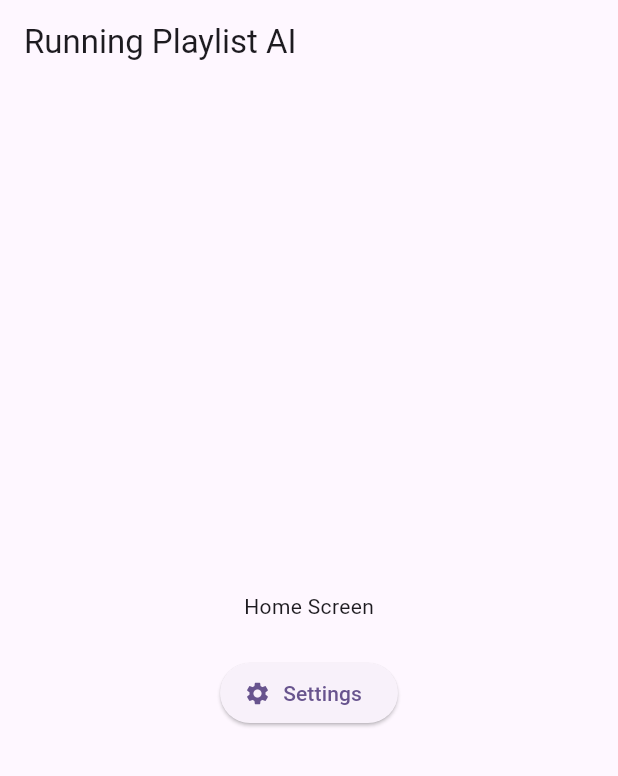
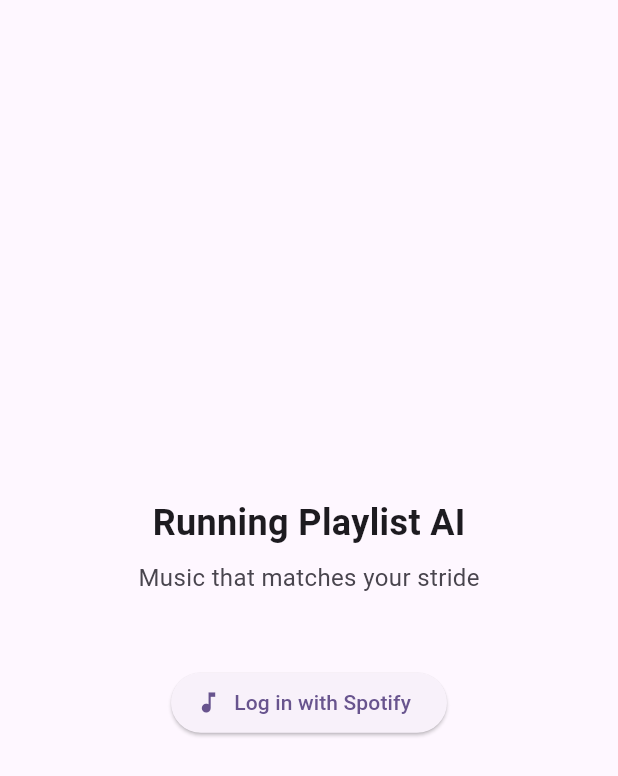
Before and after one commit to Looney-tic/running-playlist-ai, a Flutter app: the screen it shows after launch, on a phone screen of 412 x 824 dp. Shown: the top 776 px of the screen. Run offline on Flutter 3.47's test engine with Material 3 defaults, Android fonts, the phone set to English and light mode, and no system bars; our stand-ins replace flutter_dotenv, flutter_riverpod, go_router, supabase_flutter; accounts and stored records are empty.

Commit message:
feat(02-01): wire auth-guarded router, login screen, and logout
- Add AuthNotifier (ChangeNotifier) listening to Supabase auth state changes
- Add GoRouter redirect: unauthenticated -> /login, authenticated away from /login
- Create LoginScreen with "Log in with Spotify" button calling signInWithSpotify()
- Convert HomeScreen to ConsumerWidget with logout button calling signOut()
- Zero manual navigation -- all routing driven reactively by auth state

Co-Authored-By: Claude Opus 4.5 <noreply@anthropic.com>

```diff
--- a/lib/app/router.dart
+++ b/lib/app/router.dart
@@ -1,15 +1,79 @@
+import 'dart:async';
+
+import 'package:flutter/material.dart';
 import 'package:flutter_riverpod/flutter_riverpod.dart';
 import 'package:go_router/go_router.dart';
+import 'package:running_playlist_ai/features/auth/presentation/login_screen.dart';
 import 'package:running_playlist_ai/features/home/presentation/home_screen.dart';
 import 'package:running_playlist_ai/features/settings/presentation/settings_screen.dart';
+import 'package:supabase_flutter/supabase_flutter.dart';
 
+/// A `ChangeNotifier` that listens to Supabase auth state changes
+/// and notifies GoRouter to re-evaluate its redirect logic.
+///
+/// Used as GoRouter's `refreshListenable` so that route guards react
+/// automatically to login/logout events without manual navigation.
+class AuthNotifier extends ChangeNotifier {
+  AuthNotifier() {
+    _subscription =
+        Supabase.instance.client.auth.onAuthStateChange.listen((_) {
+      notifyListeners();
+    });
+  }
+
+  late final StreamSubscription<AuthState> _subscription;
+
+  /// Whether the user currently has an active Supabase session.
+  bool get isAuthenticated =>
+      Supabase.instance.client.auth.currentSession != null;
+
+  @override
+  void dispose() {
+    _subscription.cancel();
+    super.dispose();
+  }
+}
+
+/// Provides the [AuthNotifier] singleton for GoRouter refresh.
+///
+/// Disposes the notifier when the provider is disposed.
+final authNotifierProvider = Provider<AuthNotifier>((ref) {
+  final notifier = AuthNotifier();
+  ref.onDispose(notifier.dispose);
+  return notifier;
+});
+
+/// Application router with auth-guarded routes.
+///
+/// Uses [AuthNotifier] as `refreshListenable` so the router
+/// re-evaluates redirects on every auth state change.
 final routerProvider = Provider<GoRouter>((ref) {
+  final authNotifier = ref.watch(authNotifierProvider);
+
   return GoRouter(
     initialLocation: '/',
+    refreshListenable: authNotifier,
+    redirect: (context, state) {
+      final isAuthenticated = authNotifier.isAuthenticated;
+      final isLoginRoute = state.matchedLocation == '/login';
+
+      // Not authenticated and not on login page -> go to login
+      if (!isAuthenticated && !isLoginRoute) return '/login';
+
+      // Authenticated and on login page -> go to home
+      if (isAuthenticated && isLoginRoute) return '/';
+
+      // No redirect needed
+      return null;
+    },
     routes: [
       GoRoute(
         path: '/',
         builder: (context, state) => const HomeScreen(),
+      ),
+      GoRoute(
+        path: '/login',
+        builder: (context, state) => const LoginScreen(),
       ),
       GoRoute(
         path: '/settings',
--- /dev/null
+++ b/lib/features/auth/presentation/login_screen.dart
@@ -0,0 +1,57 @@
+import 'package:flutter/material.dart';
+import 'package:flutter_riverpod/flutter_riverpod.dart';
+import 'package:running_playlist_ai/features/auth/providers/auth_providers.dart';
+
+/// Login screen with Spotify OAuth button.
+///
+/// After successful login, GoRouter redirect handles navigation
+/// to the home screen automatically -- no manual navigation needed.
+class LoginScreen extends ConsumerWidget {
+  const LoginScreen({super.key});
+
+  @override
+  Widget build(BuildContext context, WidgetRef ref) {
+    return Scaffold(
+      body: Center(
+        child: Column(
+          mainAxisAlignment: MainAxisAlignment.center,
+          children: [
+            const Text(
+              'Running Playlist AI',
+              style: TextStyle(
+                fontSize: 24,
+                fontWeight: FontWeight.bold,
+              ),
+            ),
+            const SizedBox(height: 8),
+            Text(
+              'Music that matches your stride',
+              style: TextStyle(
+                fontSize: 16,
+                color: Theme.of(context).colorScheme.onSurfaceVariant,
+              ),
+            ),
+            const SizedBox(height: 48),
+            ElevatedButton.icon(
+              onPressed: () async {
+                try {
+                  await ref.read(authRepositoryProvider).signInWithSpotify();
+                } on Exception catch (error) {
+                  if (context.mounted) {
+                    ScaffoldMessenger.of(context).showSnackBar(
+                      SnackBar(
+                        content: Text('Login failed: $error'),
+                      ),
+                    );
+                  }
+                }
+              },
+              icon: const Icon(Icons.music_note),
+              label: const Text('Log in with Spotify'),
+            ),
+          ],
+        ),
+      ),
+    );
+  }
+}
```
Also changed, not shown: lib/features/home/presentation/home_screen.dart (+31 -6 lines).
